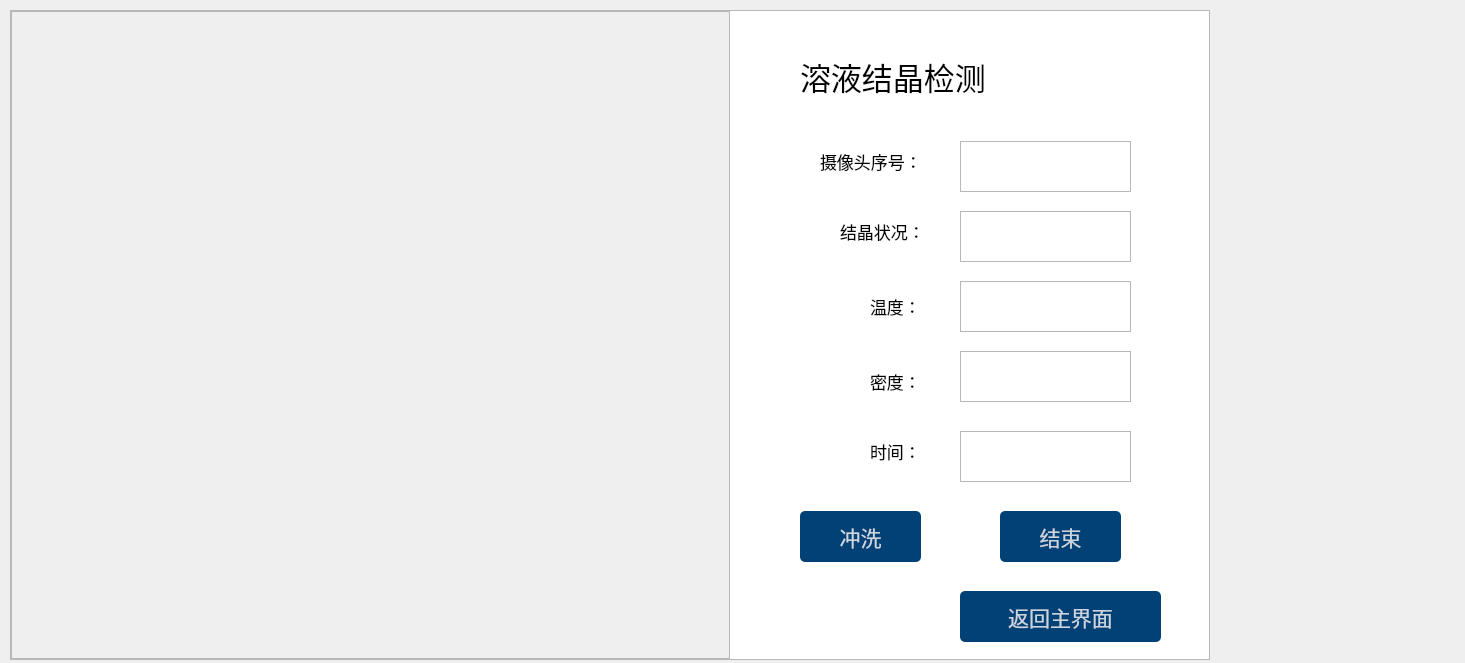
This is camera.ui in huhao-spec/baopo as Qt 5 draws it before an edit. The edited form follows.
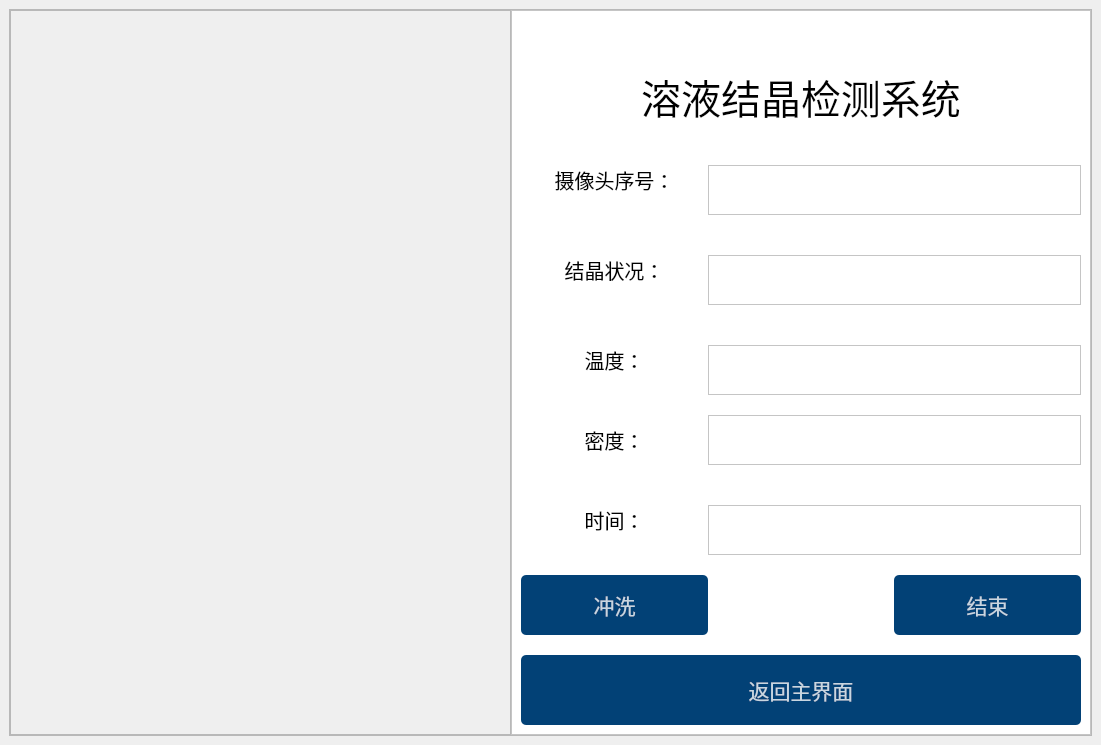
This is the edited form. Icons and pictures are not drawn.

```diff
--- a/camera.ui
+++ b/camera.ui
@@ -6,23 +6,17 @@
    <rect>
     <x>0</x>
     <y>0</y>
-    <width>1465</width>
-    <height>663</height>
+       <width>1101</width>
+       <height>745</height>
    </rect>
   </property>
   <property name="windowTitle">
    <string>MainWindow</string>
   </property>
   <widget class="QWidget" name="centralwidget">
+         <layout class="QHBoxLayout" name="horizontalLayout_2">
+             <item>
    <widget class="QFrame" name="frame">
-    <property name="geometry">
-     <rect>
-      <x>10</x>
-      <y>10</y>
-      <width>1200</width>
-      <height>650</height>
-     </rect>
-    </property>
     <property name="frameShape">
      <enum>QFrame::StyledPanel</enum>
     </property>
@@ -53,53 +47,116 @@
        <property name="frameShadow">
         <enum>QFrame::Raised</enum>
        </property>
-       <widget class="QWidget" name="horizontalLayoutWidget">
-        <property name="geometry">
-         <rect>
-          <x>-1</x>
-          <y>-1</y>
-          <width>721</width>
-          <height>651</height>
-         </rect>
-        </property>
+                                 <layout class="QHBoxLayout" name="horizontalLayout_4">
+                                     <property name="spacing">
+                                         <number>0</number>
+                                     </property>
+                                     <property name="leftMargin">
+                                         <number>0</number>
+                                     </property>
+                                     <property name="topMargin">
+                                         <number>0</number>
+                                     </property>
+                                     <property name="rightMargin">
+                                         <number>0</number>
+                                     </property>
+                                     <property name="bottomMargin">
+                                         <number>0</number>
+                                     </property>
+                                     <item>
+                                         <widget class="QWidget" name="widget_2" native="true">
+                                             <layout class="QHBoxLayout" name="horizontalLayout_5">
+                                                 <property name="spacing">
+                                                     <number>0</number>
+                                                 </property>
+                                                 <property name="leftMargin">
+                                                     <number>0</number>
+                                                 </property>
+                                                 <property name="topMargin">
+                                                     <number>0</number>
+                                                 </property>
+                                                 <property name="rightMargin">
+                                                     <number>0</number>
+                                                 </property>
+                                                 <property name="bottomMargin">
+                                                     <number>0</number>
+                                                 </property>
+                                                 <item>
         <layout class="QHBoxLayout" name="horizontalLayout_timevc"/>
-       </widget>
+                                                 </item>
+                                             </layout>
+                                         </widget>
+                                     </item>
+                                 </layout>
       </widget>
      </item>
      <item>
       <widget class="QFrame" name="frame_3">
+                                 <property name="styleSheet">
+                                     <string notr="true">background-color: rgb(255, 255, 255);
+                                     </string>
+                                 </property>
        <property name="frameShape">
         <enum>QFrame::StyledPanel</enum>
        </property>
        <property name="frameShadow">
         <enum>QFrame::Raised</enum>
        </property>
-       <widget class="QLabel" name="label">
-        <property name="geometry">
-         <rect>
-          <x>0</x>
-          <y>0</y>
-          <width>480</width>
-          <height>650</height>
-         </rect>
-        </property>
-        <property name="styleSheet">
-         <string notr="true">background-color: rgb(255, 255, 255);</string>
-        </property>
-        <property name="text">
-         <string/>
-        </property>
-       </widget>
+                                 <layout class="QVBoxLayout" name="verticalLayout" stretch="1,0,3,8">
+                                     <property name="spacing">
+                                         <number>0</number>
+                                     </property>
+                                     <property name="leftMargin">
+                                         <number>0</number>
+                                     </property>
+                                     <property name="topMargin">
+                                         <number>0</number>
+                                     </property>
+                                     <property name="rightMargin">
+                                         <number>0</number>
+                                     </property>
+                                     <property name="bottomMargin">
+                                         <number>0</number>
+                                     </property>
+                                     <item>
        <widget class="QWidget" name="widget_1" native="true">
-        <property name="geometry">
-         <rect>
-          <x>360</x>
-          <y>0</y>
-          <width>121</width>
-          <height>51</height>
-         </rect>
-        </property>
         <layout class="QHBoxLayout" name="horizontalLayout_3">
+                                                 <property name="spacing">
+                                                     <number>0</number>
+                                                 </property>
+                                                 <property name="leftMargin">
+                                                     <number>0</number>
+                                                 </property>
+                                                 <property name="topMargin">
+                                                     <number>0</number>
+                                                 </property>
+                                                 <property name="rightMargin">
+                                                     <number>0</number>
+                                                 </property>
+                                                 <property name="bottomMargin">
+                                                     <number>0</number>
+                                                 </property>
+                                                 <item>
+                                                     <spacer name="horizontalSpacer">
+                                                         <property name="orientation">
+                                                             <enum>Qt::Horizontal</enum>
+                                                         </property>
+                                                         <property name="sizeType">
+                                                             <enum>QSizePolicy::Fixed</enum>
+                                                         </property>
+                                                         <property name="sizeHint" stdset="0">
+                                                             <size>
+                                                                 <width>450</width>
+                                                                 <height>20</height>
+                                                             </size>
+                                                         </property>
+                                                     </spacer>
+                                                 </item>
+                                                 <item>
+                                                     <layout class="QHBoxLayout" name="horizontalLayout_6">
+                                                         <property name="spacing">
+                                                             <number>0</number>
+                                                         </property>
          <item>
           <widget class="QPushButton" name="pushButton">
            <property name="styleSheet">
@@ -136,7 +193,33 @@
            </property>
            <property name="icon">
             <iconset resource="resource.qrc">
-             <normaloff>:/icons/icons/minus.png</normaloff>:/icons/icons/minus.png</iconset>
+                                                                         <normaloff>:/icons/icons/minus.png</normaloff>
+                                                                         :/icons/icons/minus.png
+                                                                     </iconset>
+                                                                 </property>
+                                                             </widget>
+                                                         </item>
+                                                         <item>
+                                                             <widget class="QPushButton" name="pushButton_3">
+                                                                 <property name="styleSheet">
+                                                                     <string notr="true">#pushButton_3{
+                                                                         border:none;
+                                                                         }
+                                                                         QPushButton#pushButton_3:pressed{
+                                                                         padding-left:5px;
+                                                                         padding-top:5px;
+                                                                         }
+                                                                     </string>
+                                                                 </property>
+                                                                 <property name="text">
+                                                                     <string/>
+                                                                 </property>
+                                                                 <property name="icon">
+                                                                     <iconset resource="resource.qrc">
+                                                                         <normaloff>
+                                                                             :/icons/icons/simui-minmax.png</normaloff>
+                                                                         :/icons/icons/simui-minmax.png
+                                                                     </iconset>
            </property>
           </widget>
          </item>
@@ -161,189 +244,123 @@
           </widget>
          </item>
         </layout>
-       </widget>
+                                                 </item>
+                                             </layout>
+                                         </widget>
+                                     </item>
+                                     <item>
+                                         <spacer name="verticalSpacer">
+                                             <property name="orientation">
+                                                 <enum>Qt::Vertical</enum>
+                                             </property>
+                                             <property name="sizeType">
+                                                 <enum>QSizePolicy::Fixed</enum>
+                                             </property>
+                                             <property name="sizeHint" stdset="0">
+                                                 <size>
+                                                     <width>5</width>
+                                                     <height>20</height>
+                                                 </size>
+                                             </property>
+                                         </spacer>
+                                     </item>
+                                     <item>
        <widget class="QLabel" name="label_3">
-        <property name="geometry">
-         <rect>
-          <x>70</x>
-          <y>0</y>
-          <width>291</width>
-          <height>131</height>
-         </rect>
-        </property>
         <property name="font">
          <font>
-          <pointsize>23</pointsize>
-         </font>
-        </property>
+                                                     <pointsize>30</pointsize>
+                                                 </font>
+                                             </property>
+                                             <property name="layoutDirection">
+                                                 <enum>Qt::LeftToRight</enum>
+                                             </property>
         <property name="text">
-         <string>溶液结晶检测</string>
-        </property>
-       </widget>
+                                                 <string>溶液结晶检测系统</string>
+                                             </property>
+                                             <property name="alignment">
+                                                 <set>Qt::AlignCenter</set>
+                                             </property>
+                                         </widget>
+                                     </item>
+                                     <item>
        <widget class="QWidget" name="widget" native="true">
-        <property name="geometry">
-         <rect>
-          <x>30</x>
-          <y>120</y>
-          <width>411</width>
-          <height>521</height>
-         </rect>
-        </property>
-        <widget class="QLabel" name="label_4">
-         <property name="geometry">
-          <rect>
-           <x>80</x>
-           <y>70</y>
-           <width>171</width>
-           <height>61</height>
-          </rect>
-         </property>
-         <property name="font">
-          <font>
-           <pointsize>13</pointsize>
-          </font>
-         </property>
-         <property name="text">
-          <string>结晶状况：</string>
-         </property>
-        </widget>
-        <widget class="QLabel" name="label_2">
-         <property name="geometry">
-          <rect>
-           <x>110</x>
-           <y>140</y>
-           <width>131</width>
-           <height>71</height>
-          </rect>
-         </property>
-         <property name="font">
-          <font>
-           <pointsize>13</pointsize>
-          </font>
-         </property>
-         <property name="text">
-          <string>温度：</string>
-         </property>
-        </widget>
+                                             <layout class="QGridLayout" name="gridLayout">
+                                                 <property name="leftMargin">
+                                                     <number>9</number>
+                                                 </property>
+                                                 <property name="topMargin">
+                                                     <number>9</number>
+                                                 </property>
+                                                 <property name="rightMargin">
+                                                     <number>9</number>
+                                                 </property>
+                                                 <property name="bottomMargin">
+                                                     <number>9</number>
+                                                 </property>
+                                                 <property name="horizontalSpacing">
+                                                     <number>0</number>
+                                                 </property>
+                                                 <property name="verticalSpacing">
+                                                     <number>20</number>
+                                                 </property>
+                                                 <item row="0" column="0" rowspan="2">
         <widget class="QLabel" name="label_5">
-         <property name="geometry">
-          <rect>
-           <x>60</x>
-           <y>0</y>
-           <width>181</width>
-           <height>61</height>
-          </rect>
+                                                         <property name="minimumSize">
+                                                             <size>
+                                                                 <width>0</width>
+                                                                 <height>0</height>
+                                                             </size>
          </property>
          <property name="font">
           <font>
-           <pointsize>13</pointsize>
+                                                                 <pointsize>15</pointsize>
           </font>
          </property>
          <property name="text">
           <string>摄像头序号：</string>
          </property>
-        </widget>
-        <widget class="QPushButton" name="pushButton_return">
-         <property name="geometry">
-          <rect>
-           <x>200</x>
-           <y>460</y>
-           <width>201</width>
-           <height>51</height>
-          </rect>
-         </property>
-         <property name="font">
-          <font>
-           <pointsize>16</pointsize>
-          </font>
-         </property>
-         <property name="styleSheet">
-          <string notr="true">QPushButton#pushButton_return{
-background-color:rgba(2,65,118,255);
-color:rgba(255,255,255,200);
-border-radius:5px;
-}
-QPushButton#pushButton_return:hover{
-background-color:rgba(2,65,118,150);
-color:rgba(255,255,255,200);
-border-radius:5px;
-}
-QPushButton#pushButton_return:pressed{
-padding-left:5px;
-padding-top:5px;
-background-color:rgba(2,65,118,100);
-}</string>
-         </property>
-         <property name="text">
-          <string>返回主界面</string>
-         </property>
-        </widget>
-        <widget class="QTextBrowser" name="textBrowser_1">
-         <property name="geometry">
-          <rect>
-           <x>200</x>
-           <y>10</y>
-           <width>171</width>
-           <height>51</height>
-          </rect>
-         </property>
-        </widget>
-        <widget class="QTextBrowser" name="textBrowser_2">
-         <property name="geometry">
-          <rect>
-           <x>200</x>
-           <y>80</y>
-           <width>171</width>
-           <height>51</height>
-          </rect>
-         </property>
-        </widget>
-        <widget class="QTextBrowser" name="textBrowser_3">
-         <property name="geometry">
-          <rect>
-           <x>200</x>
-           <y>150</y>
-           <width>171</width>
-           <height>51</height>
-          </rect>
-         </property>
-        </widget>
-        <widget class="QLabel" name="label_6">
-         <property name="geometry">
-          <rect>
-           <x>110</x>
-           <y>220</y>
-           <width>121</width>
-           <height>61</height>
-          </rect>
-         </property>
-         <property name="font">
-          <font>
-           <pointsize>13</pointsize>
-          </font>
-         </property>
-         <property name="text">
-          <string>密度：</string>
-         </property>
-        </widget>
+                                                         <property name="alignment">
+                                                             <set>Qt::AlignCenter</set>
+                                                         </property>
+                                                     </widget>
+                                                 </item>
+                                                 <item row="8" column="1" colspan="2">
         <widget class="QTextBrowser" name="textBrowser_4">
-         <property name="geometry">
-          <rect>
-           <x>200</x>
-           <y>300</y>
-           <width>171</width>
-           <height>51</height>
-          </rect>
-         </property>
-        </widget>
+                                                         <property name="minimumSize">
+                                                             <size>
+                                                                 <width>0</width>
+                                                                 <height>50</height>
+                                                             </size>
+                                                         </property>
+                                                         <property name="font">
+                                                             <font>
+                                                                 <pointsize>15</pointsize>
+                                                             </font>
+                                                         </property>
+                                                     </widget>
+                                                 </item>
+                                                 <item row="7" column="0" rowspan="2">
+                                                     <widget class="QLabel" name="label_7">
+                                                         <property name="font">
+                                                             <font>
+                                                                 <pointsize>15</pointsize>
+                                                             </font>
+                                                         </property>
+                                                         <property name="text">
+                                                             <string>时间：</string>
+                                                         </property>
+                                                         <property name="alignment">
+                                                             <set>Qt::AlignCenter</set>
+                                                         </property>
+                                                     </widget>
+                                                 </item>
+                                                 <item row="9" column="0">
         <widget class="QPushButton" name="pushButton_wash">
-         <property name="geometry">
-          <rect>
-           <x>40</x>
-           <y>380</y>
-           <width>121</width>
-           <height>51</height>
-          </rect>
+                                                         <property name="minimumSize">
+                                                             <size>
+                                                                 <width>70</width>
+                                                                 <height>60</height>
+                                                             </size>
          </property>
          <property name="font">
           <font>
@@ -371,14 +388,105 @@
           <string>冲洗</string>
          </property>
         </widget>
+                                                 </item>
+                                                 <item row="6" column="1" colspan="2">
+                                                     <widget class="QTextBrowser" name="textBrowser_5">
+                                                         <property name="minimumSize">
+                                                             <size>
+                                                                 <width>0</width>
+                                                                 <height>50</height>
+                                                             </size>
+                                                         </property>
+                                                         <property name="font">
+                                                             <font>
+                                                                 <pointsize>15</pointsize>
+                                                             </font>
+                                                         </property>
+                                                     </widget>
+                                                 </item>
+                                                 <item row="4" column="0" rowspan="2">
+                                                     <widget class="QLabel" name="label_2">
+                                                         <property name="font">
+                                                             <font>
+                                                                 <pointsize>15</pointsize>
+                                                             </font>
+                                                         </property>
+                                                         <property name="text">
+                                                             <string>温度：</string>
+                                                         </property>
+                                                         <property name="alignment">
+                                                             <set>Qt::AlignCenter</set>
+                                                         </property>
+                                                     </widget>
+                                                 </item>
+                                                 <item row="1" column="1" colspan="2">
+                                                     <widget class="QTextBrowser" name="textBrowser_1">
+                                                         <property name="minimumSize">
+                                                             <size>
+                                                                 <width>0</width>
+                                                                 <height>50</height>
+                                                             </size>
+                                                         </property>
+                                                         <property name="font">
+                                                             <font>
+                                                                 <pointsize>15</pointsize>
+                                                             </font>
+                                                         </property>
+                                                     </widget>
+                                                 </item>
+                                                 <item row="2" column="0" rowspan="2">
+                                                     <widget class="QLabel" name="label_4">
+                                                         <property name="font">
+                                                             <font>
+                                                                 <pointsize>15</pointsize>
+                                                             </font>
+                                                         </property>
+                                                         <property name="text">
+                                                             <string>结晶状况：</string>
+                                                         </property>
+                                                         <property name="alignment">
+                                                             <set>Qt::AlignCenter</set>
+                                                         </property>
+                                                     </widget>
+                                                 </item>
+                                                 <item row="6" column="0">
+                                                     <widget class="QLabel" name="label_6">
+                                                         <property name="font">
+                                                             <font>
+                                                                 <pointsize>15</pointsize>
+                                                             </font>
+                                                         </property>
+                                                         <property name="text">
+                                                             <string>密度：</string>
+                                                         </property>
+                                                         <property name="alignment">
+                                                             <set>Qt::AlignCenter</set>
+                                                         </property>
+                                                     </widget>
+                                                 </item>
+                                                 <item row="9" column="1">
+                                                     <spacer name="horizontalSpacer_2">
+                                                         <property name="orientation">
+                                                             <enum>Qt::Horizontal</enum>
+                                                         </property>
+                                                         <property name="sizeType">
+                                                             <enum>QSizePolicy::Fixed</enum>
+                                                         </property>
+                                                         <property name="sizeHint" stdset="0">
+                                                             <size>
+                                                                 <width>122</width>
+                                                                 <height>20</height>
+                                                             </size>
+                                                         </property>
+                                                     </spacer>
+                                                 </item>
+                                                 <item row="9" column="2">
         <widget class="QPushButton" name="pushButton_end">
-         <property name="geometry">
-          <rect>
-           <x>240</x>
-           <y>380</y>
-           <width>121</width>
-           <height>51</height>
-          </rect>
+                                                         <property name="minimumSize">
+                                                             <size>
+                                                                 <width>70</width>
+                                                                 <height>60</height>
+                                                             </size>
          </property>
          <property name="font">
           <font>
@@ -406,39 +514,83 @@
           <string>结束</string>
          </property>
         </widget>
-        <widget class="QLabel" name="label_7">
-         <property name="geometry">
-          <rect>
-           <x>110</x>
-           <y>290</y>
-           <width>121</width>
-           <height>61</height>
-          </rect>
+                                                 </item>
+                                                 <item row="5" column="1" colspan="2">
+                                                     <widget class="QTextBrowser" name="textBrowser_3">
+                                                         <property name="minimumSize">
+                                                             <size>
+                                                                 <width>0</width>
+                                                                 <height>50</height>
+                                                             </size>
          </property>
          <property name="font">
           <font>
-           <pointsize>13</pointsize>
-          </font>
+                                                                 <pointsize>15</pointsize>
+                                                             </font>
+                                                         </property>
+                                                     </widget>
+                                                 </item>
+                                                 <item row="3" column="1" colspan="2">
+                                                     <widget class="QTextBrowser" name="textBrowser_2">
+                                                         <property name="minimumSize">
+                                                             <size>
+                                                                 <width>0</width>
+                                                                 <height>50</height>
+                                                             </size>
+                                                         </property>
+                                                         <property name="font">
+                                                             <font>
+                                                                 <pointsize>15</pointsize>
+                                                             </font>
+                                                         </property>
+                                                     </widget>
+                                                 </item>
+                                                 <item row="10" column="0" colspan="3">
+                                                     <widget class="QPushButton" name="pushButton_return">
+                                                         <property name="minimumSize">
+                                                             <size>
+                                                                 <width>100</width>
+                                                                 <height>70</height>
+                                                             </size>
+                                                         </property>
+                                                         <property name="font">
+                                                             <font>
+                                                                 <pointsize>16</pointsize>
+                                                             </font>
+                                                         </property>
+                                                         <property name="styleSheet">
+                                                             <string notr="true">QPushButton#pushButton_return{
+                                                                 background-color:rgba(2,65,118,255);
+                                                                 color:rgba(255,255,255,200);
+                                                                 border-radius:5px;
+                                                                 }
+                                                                 QPushButton#pushButton_return:hover{
+                                                                 background-color:rgba(2,65,118,150);
+                                                                 color:rgba(255,255,255,200);
+                                                                 border-radius:5px;
+                                                                 }
+                                                                 QPushButton#pushButton_return:pressed{
+                                                                 padding-left:5px;
+                                                                 padding-top:5px;
+                                                                 background-color:rgba(2,65,118,100);
+                                                                 }
+                                                             </string>
          </property>
          <property name="text">
-          <string>时间：</string>
-         </property>
-        </widget>
-        <widget class="QTextBrowser" name="textBrowser_5">
-         <property name="geometry">
-          <rect>
-           <x>200</x>
-           <y>220</y>
-           <width>171</width>
-           <height>51</height>
-          </rect>
-         </property>
-        </widget>
-       </widget>
-      </widget>
+                                                             <string>返回主界面</string>
+                                                         </property>
+                                                     </widget>
+                                                 </item>
+                                             </layout>
+                                         </widget>
+                                     </item>
+                                 </layout>
+                             </widget>
      </item>
     </layout>
    </widget>
+             </item>
+         </layout>
   </widget>
  </widget>
  <resources>
```
Left out of the diff: 105 changed lines with no effect on the pictures. Lines whose indentation alone changed are shown as unchanged.
